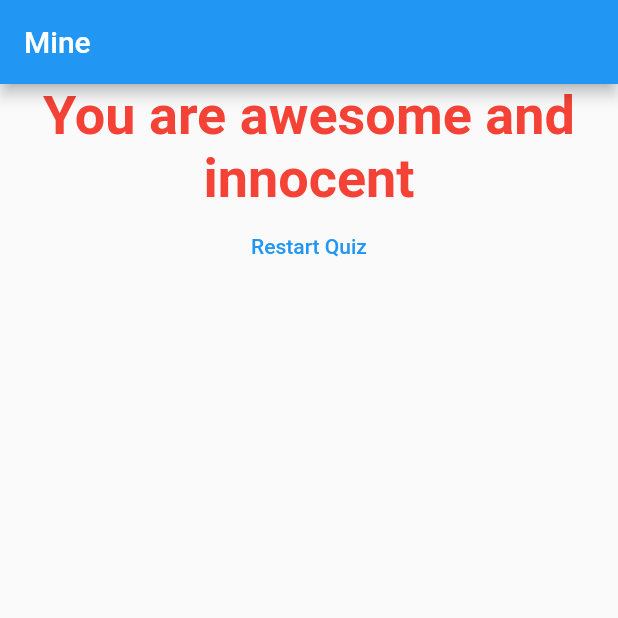
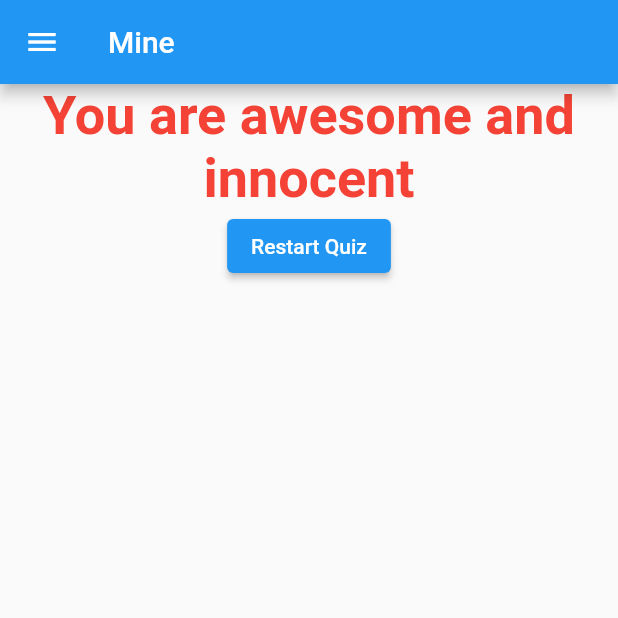
Before and after one commit to vaibhav1601/MyFirstFlutterApplication, a Flutter app: the screen it shows after launch, after a tap on "black", after a tap on "Dog", after a tap on "Goose", on a phone screen of 412 x 824 dp, the top half of it. Run offline on Flutter 3.47's test engine with Material 2 defaults, Android fonts, the phone set to English and light mode, and no system bars.

Commit message:
Navigation drawer snack bar

```diff
--- a/lib/answer.dart
+++ b/lib/answer.dart
@@ -1,4 +1,5 @@
 import 'package:flutter/material.dart';
+import 'page2.dart';
 
 class Answer extends StatelessWidget {
   final Function selectHandler;
@@ -11,6 +12,8 @@ class Answer extends StatelessWidget {
     return Container(
       width: double.infinity,
       child: ElevatedButton(child: Text(mAnswerText), onPressed: selectHandler),
-    );
+
+    ) ;
+
   }
 }
--- a/lib/main.dart
+++ b/lib/main.dart
@@ -1,6 +1,7 @@
 import 'package:flutter/material.dart';
 import './quize.dart';
 import 'result.dart';
+
 
 /*void main() {
   runApp(MyApp());
@@ -58,6 +59,8 @@ class _MyAppState extends State<MyApp> {
     }
   ];
 
+  final menu = ['Ask your question', 'History', 'contact us'];
+
   answerQuestions(int mTotalScore) {
     // print("choose one answer");
 
@@ -72,7 +75,6 @@ class _MyAppState extends State<MyApp> {
   @override
   Widget build(BuildContext context) {
     // TODO: implement build
-
     return MaterialApp(
       home: Scaffold(
           appBar: AppBar(
@@ -80,11 +82,55 @@ class _MyAppState extends State<MyApp> {
           ),
           body: _questionIndex < questions.length
               ? Quiz(
-                  questions: questions,
-                  answerQuestions: answerQuestions,
-                  quetionindex: _questionIndex,
-                )
-              : Result(_mTotalScore,restartQuiz)),
+            questions: questions,
+            answerQuestions: answerQuestions,
+            quetionindex: _questionIndex,
+          )
+              : Result(_mTotalScore, restartQuiz),
+          drawer: Drawer(
+            // Add a ListView to the drawer. This ensures the user can scroll
+            // through the options in the drawer if there isn't enough vertical
+            // space to fit everything.
+            child: ListView(
+              // Important: Remove any padding from the ListView.
+              padding: EdgeInsets.zero,
+              children: <Widget>[
+                DrawerHeader(
+                  child: Text('Mine'),
+                  decoration: BoxDecoration(
+                    color: Colors.blue,
+                  ),
+                ),
+                ListTile(
+                  title: Text(menu[0]),
+                  onTap: () {
+                    // Update the state of the app.
+                    // ...
+                  },
+                ),
+                ListTile(
+                  title: Text(
+                    menu[1],
+                  ),
+                  onTap: () {
+                    // Update the state of the app.
+                    // ...
+                  },
+                ),
+                ListTile(
+                  title: Text(
+                    menu[2],
+                  ),
+                  onTap: () {
+                    // Update the state of the app.
+                    // ...
+                  },
+                ),
+              ],
+            ),
+          ),
+
+      ),
     );
   }
 }
--- a/lib/question.dart
+++ b/lib/question.dart
@@ -1,4 +1,5 @@
 import 'package:flutter/material.dart';
+import './page2.dart';
 
 class Question extends StatelessWidget {
   final String questionText;
@@ -10,13 +11,70 @@ class Question extends StatelessWidget {
     return Container(
       width: double.infinity,
       margin: EdgeInsets.all(10),
-        child: Text(
+      child: Column(
+        children: [
+          Column(
+            children: [
+              Text(
                 questionText,
                 style: TextStyle(
-              fontSize: 26, color: Colors.red, fontStyle: FontStyle.italic),
+                    fontSize: 26,
+                    color: Colors.red,
+                    fontStyle: FontStyle.italic),
                 textAlign: TextAlign.center,
                 textDirection: TextDirection.ltr,
-        ));
+              ),
+            ],
+          ),
+          Column(
+            children: [
+              ElevatedButton(
+                child: Text('Go!'),
+                onPressed: () {
+                  Navigator.of(context).push(_createRoute());
+                },
+              ),
+              /*  Icon(Icons.timer, color: Colors.green[500]),
+              Text('COOK:',),
+                 style: TextStyle(fontSize: 20, color: Colors.red),
+                  textAlign: TextAlign.center,
+                  textDirection: TextDirection.ltr),
+              Text('1 hr'),*/
+            ],
+          ),
+          Column(
+            children: [
+              Icon(Icons.restaurant, color: Colors.green[500]),
+              Text('FEEDS:',
+                  style: TextStyle(fontSize: 20, color: Colors.red),
+                  textAlign: TextAlign.center,
+                  textDirection: TextDirection.ltr),
+              Text('4-6'),
+            ],
+          ),
+        ],
+      ),
+    );
+
     // TODO: implement build
   }
+
+  Route _createRoute() {
+    return PageRouteBuilder(
+      pageBuilder: (context, animation, secondaryAnimation) => Page2(),
+      transitionsBuilder: (context, animation, secondaryAnimation, child) {
+        var begin = Offset(0.0, 1.0);
+        var end = Offset.zero;
+        var curve = Curves.ease;
+
+        var tween =
+            Tween(begin: begin, end: end).chain(CurveTween(curve: curve));
+
+        return SlideTransition(
+          position: animation.drive(tween),
+          child: child,
+        );
+      },
+    );
   }
+}
--- a/lib/result.dart
+++ b/lib/result.dart
@@ -1,5 +1,6 @@
 import 'package:flutter/material.dart';
 import './main.dart';
+import 'snackbar.dart';
 
 class Result extends StatelessWidget {
   final int mTotalScore;
@@ -33,11 +34,13 @@ class Result extends StatelessWidget {
                 fontSize: 36, fontWeight: FontWeight.bold, color: Colors.red),
             textAlign: TextAlign.center,
           ),
-          TextButton(
-              onPressed: resultHandler,
-              style: ButtonStyle(
-                  foregroundColor: MaterialStateProperty.all(Colors.blue)),
-              child: Text('Restart Quiz'))
+        /*  TextButton(
+            onPressed: resultHandler,
+            style: ButtonStyle(
+                foregroundColor: MaterialStateProperty.all(Colors.blue)),
+            child: Text('Restart Quiz'),
+          ),*/
+          SnackBarPage(resultHandler),
         ],
       ),
     );
--- /dev/null
+++ b/lib/snackbar.dart
@@ -0,0 +1,28 @@
+import 'package:flutter/material.dart';
+
+class SnackBarPage extends StatelessWidget {
+  final Function resultHandler;
+
+  SnackBarPage(this.resultHandler);
+
+  @override
+  Widget build(BuildContext context) {
+    return Center(
+      child: ElevatedButton(
+        onPressed: () {
+          final snackBar = SnackBar(
+            content: Text('would you start quiz !'),
+            action: SnackBarAction(
+              label: 'start',
+              onPressed: resultHandler,
+            ),
+          );
+          // Find the ScaffoldMessenger in the widget tree
+          // and use it to show a SnackBar.
+          ScaffoldMessenger.of(context).showSnackBar(snackBar);
+        },
+        child: Text('Restart Quiz'),
+      ),
+    );
+  }
+}
```
Also changed, not shown: lib/drawer.dart (added, +44 -0 lines), lib/menulist.dart (added, +30 -0 lines), lib/page2.dart (added, +13 -0 lines), lib/quize.dart (+7 -2 lines), 1 other file. Lines whose indentation alone changed are shown as unchanged.
